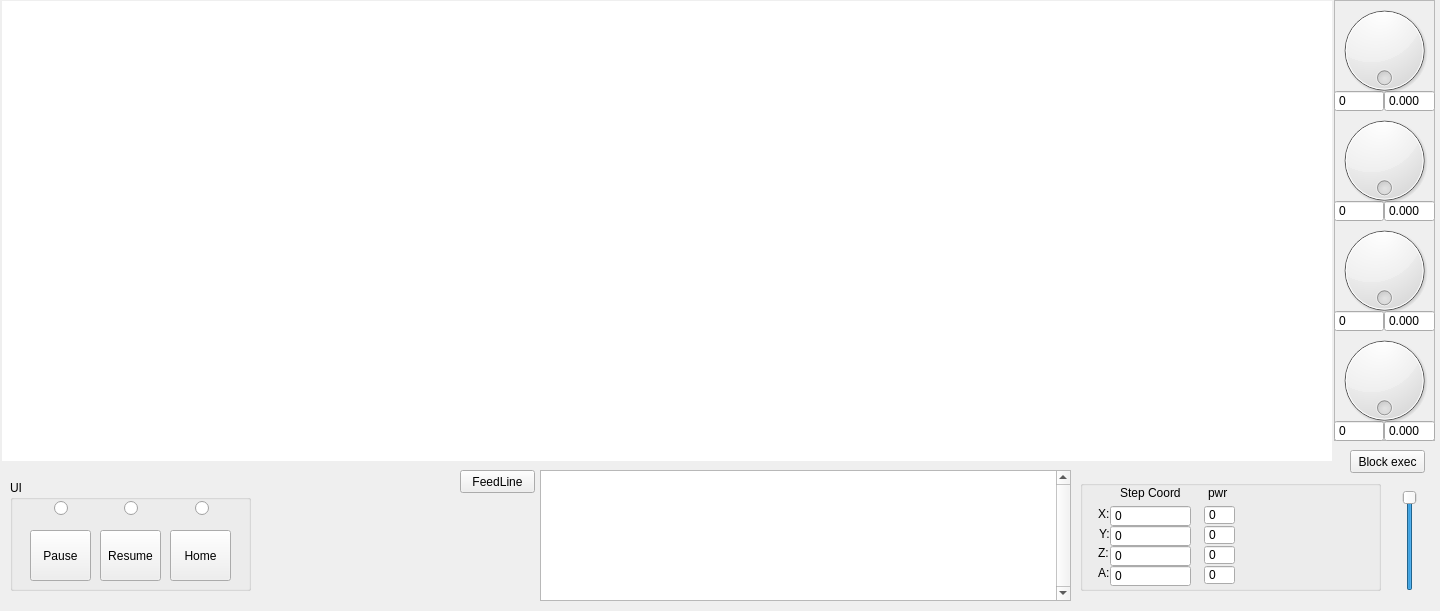
Qt form Qsim/simu_cncdriver/simu_cncdriver/mainw.ui (nagyizee/MyCNC_main_unit) before a commit.
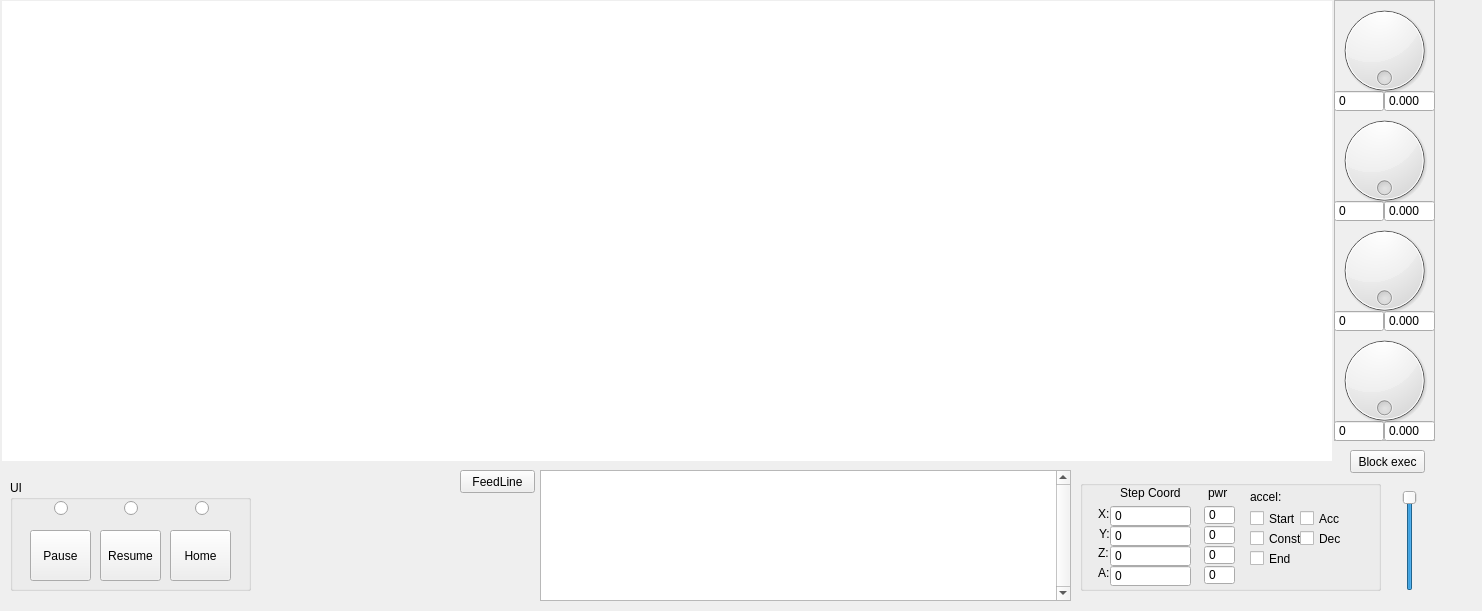
The same form after that commit.

Commit message: - clarified motion core interface - introduced sequnce input fifo and step output fifo - refactored variables to reflect their functionality - precalculator for distances and calculate the start and end speeds (not functional yet)

Diff of the .ui file:
```diff
--- a/Qsim/simu_cncdriver/simu_cncdriver/mainw.ui
+++ b/Qsim/simu_cncdriver/simu_cncdriver/mainw.ui
@@ -6,7 +6,7 @@
    <rect>
     <x>0</x>
     <y>0</y>
-    <width>1440</width>
+    <width>1482</width>
     <height>611</height>
    </rect>
   </property>
@@ -351,6 +351,84 @@
       <string>pwr</string>
      </property>
     </widget>
+    <widget class="QCheckBox" name="cb_end">
+     <property name="geometry">
+      <rect>
+       <x>170</x>
+       <y>70</y>
+       <width>70</width>
+       <height>17</height>
+      </rect>
+     </property>
+     <property name="text">
+      <string>End</string>
+     </property>
+    </widget>
+    <widget class="QCheckBox" name="cb_const">
+     <property name="geometry">
+      <rect>
+       <x>170</x>
+       <y>50</y>
+       <width>70</width>
+       <height>17</height>
+      </rect>
+     </property>
+     <property name="text">
+      <string>Const</string>
+     </property>
+    </widget>
+    <widget class="QCheckBox" name="cb_start">
+     <property name="geometry">
+      <rect>
+       <x>170</x>
+       <y>30</y>
+       <width>70</width>
+       <height>17</height>
+      </rect>
+     </property>
+     <property name="text">
+      <string>Start</string>
+     </property>
+    </widget>
+    <widget class="QLabel" name="label_7">
+     <property name="geometry">
+      <rect>
+       <x>170</x>
+       <y>10</y>
+       <width>46</width>
+       <height>13</height>
+      </rect>
+     </property>
+     <property name="text">
+      <string>accel:</string>
+     </property>
+    </widget>
+    <widget class="QCheckBox" name="cb_acc">
+     <property name="geometry">
+      <rect>
+       <x>220</x>
+       <y>30</y>
+       <width>70</width>
+       <height>17</height>
+      </rect>
+     </property>
+     <property name="text">
+      <string>Acc</string>
+     </property>
+    </widget>
+    <widget class="QCheckBox" name="cb_dec">
+     <property name="geometry">
+      <rect>
+       <x>220</x>
+       <y>50</y>
+       <width>70</width>
+       <height>17</height>
+      </rect>
+     </property>
+     <property name="text">
+      <string>Dec</string>
+     </property>
+    </widget>
    </widget>
    <widget class="QPlainTextEdit" name="tx_commands">
     <property name="geometry">
```
The commit also changes 9 other files.
